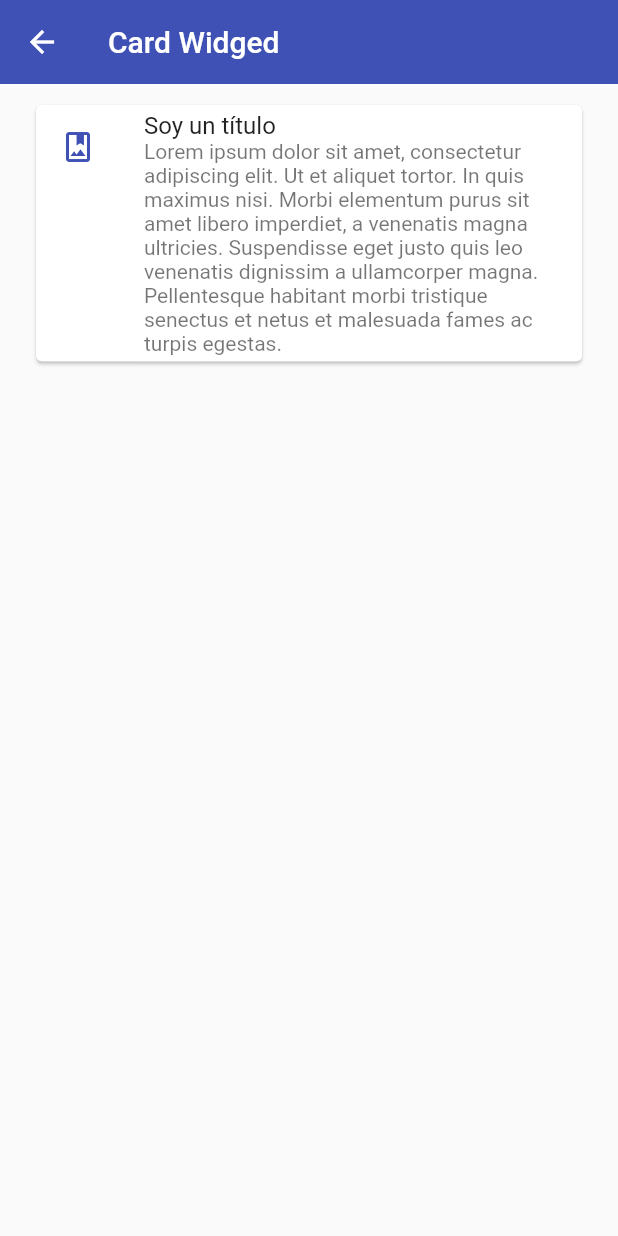
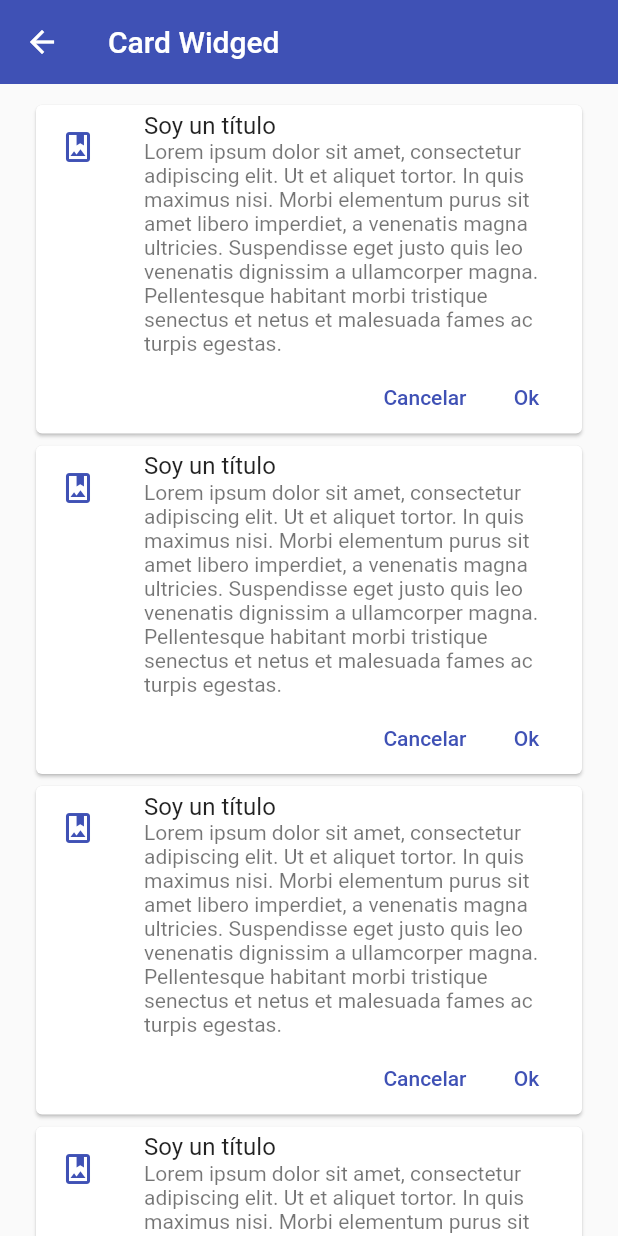
Before and after one commit to samujm/ComponentsFlutter, a Flutter app: the CardScreen screen opened by its route, on a phone screen of 412 x 824 dp. Run offline on Flutter 3.47's test engine with Material 2 defaults, Android fonts, the phone set to English and light mode, and no system bars; missing offline and left inert: dart:ffi.

Commit message:
Centralizar los widgets personalizados

```diff
--- a/lib/screens/card_screen.dart
+++ b/lib/screens/card_screen.dart
@@ -1,5 +1,6 @@
 import 'package:flutter/material.dart';
-import 'package:fl_components/themes/app_theme.dart';
+
+import 'package:fl_components/widgets/widgets.dart';
 
 class CardScreen extends StatelessWidget {
   const CardScreen({Key? key}) : super(key: key);
@@ -12,22 +13,13 @@ class CardScreen extends StatelessWidget {
         ),
         body: ListView(
           padding: const EdgeInsets.symmetric(horizontal: 20, vertical: 10),
-          children: [
-            Card(
-              child: Column(
-                children: const [
-                  ListTile(
-                    leading: Icon(
-                      Icons.photo_album_outlined,
-                      color: AppTheme.primary,
-                    ),
-                    title: Text('Soy un título'),
-                    subtitle: Text(
-                        'Lorem ipsum dolor sit amet, consectetur adipiscing elit. Ut et aliquet tortor. In quis maximus nisi. Morbi elementum purus sit amet libero imperdiet, a venenatis magna ultricies. Suspendisse eget justo quis leo venenatis dignissim a ullamcorper magna. Pellentesque habitant morbi tristique senectus et netus et malesuada fames ac turpis egestas.'),
-                  ),
-                ],
-              ),
-            ),
+          children: const [
+            CustomCardType1(),
+            CustomCardType1(),
+            CustomCardType1(),
+            CustomCardType1(),
+            CustomCardType1(),
+            CustomCardType1(),
           ],
         ));
   }
--- a/lib/themes/app_theme.dart
+++ b/lib/themes/app_theme.dart
@@ -10,6 +10,9 @@ class AppTheme {
     appBarTheme: const AppBarTheme(
       color: primary,
       elevation: 0,
+    ),
+    textButtonTheme: TextButtonThemeData(
+      style: TextButton.styleFrom(primary: primary),
     ),
   );
 
--- /dev/null
+++ b/lib/widgets/custom_card_type_1.dart
@@ -0,0 +1,44 @@
+import 'package:flutter/material.dart';
+import 'package:fl_components/themes/app_theme.dart';
+
+class CustomCardType1 extends StatelessWidget {
+  const CustomCardType1({
+    Key? key,
+  }) : super(key: key);
+
+  @override
+  Widget build(BuildContext context) {
+    return Card(
+      child: Column(
+        children: [
+          const ListTile(
+            leading: Icon(
+              Icons.photo_album_outlined,
+              color: AppTheme.primary,
+            ),
+            title: Text('Soy un título'),
+            subtitle: Text(
+                'Lorem ipsum dolor sit amet, consectetur adipiscing elit. Ut et aliquet tortor. In quis maximus nisi. Morbi elementum purus sit amet libero imperdiet, a venenatis magna ultricies. Suspendisse eget justo quis leo venenatis dignissim a ullamcorper magna. Pellentesque habitant morbi tristique senectus et netus et malesuada fames ac turpis egestas.'),
+          ),
+          Padding(
+            padding: const EdgeInsets.only(right: 5.0),
+            child: Row(
+              mainAxisAlignment: MainAxisAlignment.end,
+              children: [
+                TextButton(
+                  onPressed: () {},
+                  child: const Text('Cancelar'),
+                  style: TextButton.styleFrom(primary: Colors.indigo),
+                ),
+                TextButton(
+                  onPressed: () {},
+                  child: const Text('Ok'),
+                )
+              ],
+            ),
+          )
+        ],
+      ),
+    );
+  }
+}
--- /dev/null
+++ b/lib/widgets/widgets.dart
@@ -0,0 +1 @@
+export 'package:fl_components/widgets/custom_card_type_1.dart';
```
